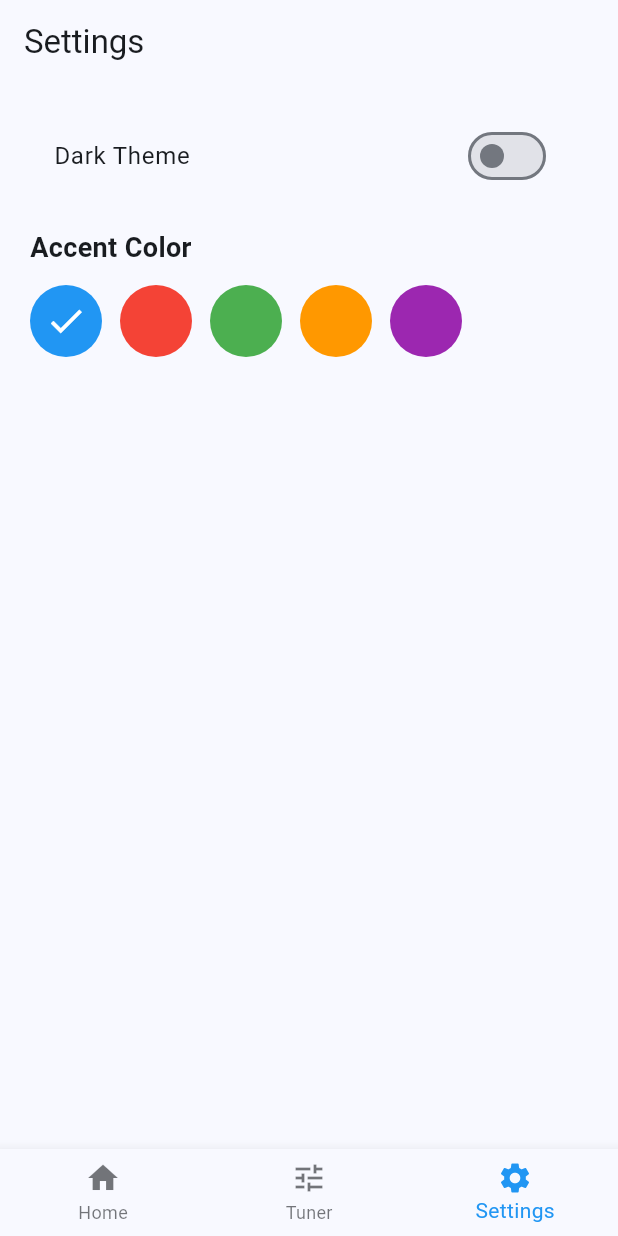
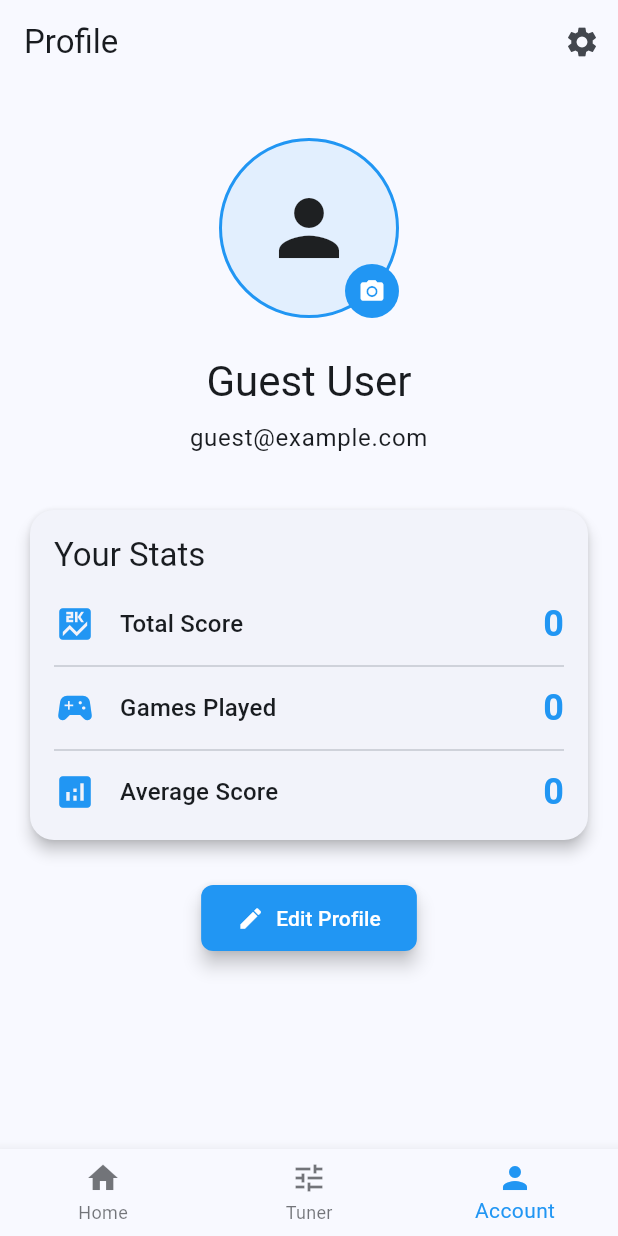
Before and after one commit to 9ShadowWolf9/freatboard_memorizer, a Flutter app: the screen it shows after launch, item 3 of the bottom bar chosen, on a phone screen of 412 x 824 dp. Run offline on Flutter 3.47's test engine with Material 3 defaults, Android fonts, the light colour scheme and no system bars; our stand-ins replace audioplayers, flutter_tts, permission_handler, shared_preferences; missing offline and left inert: flutter_audio_capture.

Commit message:
Added Account Page

```diff
--- a/lib/components/bottom_bar.dart
+++ b/lib/components/bottom_bar.dart
@@ -29,8 +29,8 @@ class BottomBar extends StatelessWidget {
           label: 'Tuner',
         ),
         BottomNavigationBarItem(
-          icon: Icon(Icons.settings),
-          label: 'Settings',
+          icon: Icon(Icons.person),
+          label: 'Account',
         ),
       ],
     );
--- a/lib/main.dart
+++ b/lib/main.dart
@@ -3,6 +3,7 @@ import 'components/bottom_bar.dart';
 import 'screens/home_page.dart';
 import 'screens/tuner_page.dart';
 import 'screens/settings.dart';
+import 'screens/account_page.dart';
 import 'theme/app_theme.dart';
 import 'theme/app_colors.dart';
 import 'components/settings_service.dart';
@@ -106,7 +107,7 @@ class _MainPageState extends State<MainPage> {
         onAccentChanged: widget.onAccentChanged,
       ),
       const TunerPage(),
-      SettingsPage(
+      AccountPage(
         onThemeChanged: widget.onThemeChanged,
         onAccentChanged: widget.onAccentChanged,
       ),
--- /dev/null
+++ b/lib/models/account.dart
@@ -0,0 +1,64 @@
+import 'dart:convert';
+import 'package:shared_preferences/shared_preferences.dart';
+
+class Account {
+  String name;
+  String email;
+  String profileImageUrl;
+  int totalScore;
+  int gamesPlayed;
+
+  Account({
+    this.name = 'Guest User',
+    this.email = 'guest@example.com',
+    this.profileImageUrl = '',
+    this.totalScore = 0,
+    this.gamesPlayed = 0,
+  });
+
+  factory Account.fromJson(Map<String, dynamic> json) {
+    return Account(
+      name: json['name'] ?? 'Guest User',
+      email: json['email'] ?? 'guest@example.com',
+      profileImageUrl: json['profileImageUrl'] ?? '',
+      totalScore: json['totalScore'] ?? 0,
+      gamesPlayed: json['gamesPlayed'] ?? 0,
+    );
+  }
+
+  Map<String, dynamic> toJson() {
+    return {
+      'name': name,
+      'email': email,
+      'profileImageUrl': profileImageUrl,
+      'totalScore': totalScore,
+      'gamesPlayed': gamesPlayed,
+    };
+  }
+
+  static Future<Account> load() async {
+    final prefs = await SharedPreferences.getInstance();
+    final String? accountJson = prefs.getString('account');
+
+    if (accountJson == null) {
+      return Account();
+    }
+
+    try {
+      return Account.fromJson(jsonDecode(accountJson));
+    } catch (e) {
+      return Account();
+    }
+  }
+
+  Future<void> save() async {
+    final prefs = await SharedPreferences.getInstance();
+    await prefs.setString('account', jsonEncode(toJson()));
+  }
+
+  void updateStats(int score) {
+    totalScore += score;
+    gamesPlayed += 1;
+    save();
+  }
+}
--- /dev/null
+++ b/lib/screens/account_page.dart
@@ -0,0 +1,236 @@
+import 'package:flutter/material.dart';
+import '../models/account.dart';
+import '../theme/app_colors.dart';
+import 'settings.dart';
+
+class AccountPage extends StatefulWidget {
+  final void Function(bool isDark)? onThemeChanged;
+  final void Function(Color color)? onAccentChanged;
+
+  const AccountPage({
+    super.key,
+    this.onThemeChanged,
+    this.onAccentChanged,
+  });
+
+  @override
+  State<AccountPage> createState() => _AccountPageState();
+}
+
+class _AccountPageState extends State<AccountPage> {
+  late Future<Account> _accountFuture;
+
+  @override
+  void initState() {
+    super.initState();
+    _accountFuture = Account.load();
+  }
+
+  @override
+  Widget build(BuildContext context) {
+    final theme = Theme.of(context);
+
+    return Scaffold(
+      appBar: AppBar(
+        title: const Text('Profile'),
+        actions: [
+          IconButton(
+            icon: const Icon(Icons.settings),
+            onPressed: () {
+              Navigator.push(
+                context,
+                MaterialPageRoute(
+                  builder: (context) => SettingsPage(
+                    onThemeChanged: widget.onThemeChanged ?? (_) {},
+                    onAccentChanged: widget.onAccentChanged ?? (_) {},
+                  ),
+                ),
+              );
+            },
+          ),
+        ],
+      ),
+      body: FutureBuilder<Account>(
+        future: _accountFuture,
+        builder: (context, snapshot) {
+          if (snapshot.connectionState == ConnectionState.waiting) {
+            return const Center(child: CircularProgressIndicator());
+          }
+
+          if (snapshot.hasError) {
+            return Center(child: Text('Error: ${snapshot.error}'));
+          }
+
+          final account = snapshot.data ?? Account();
+
+          return SingleChildScrollView(
+            padding: const EdgeInsets.all(16.0),
+            child: Column(
+              crossAxisAlignment: CrossAxisAlignment.center,
+              children: [
+                const SizedBox(height: 20),
+                _buildProfileImage(account, theme),
+                const SizedBox(height: 24),
+                Text(
+                  account.name,
+                  style: theme.textTheme.headlineMedium,
+                  textAlign: TextAlign.center,
+                ),
+                const SizedBox(height: 8),
+                Text(
+                  account.email,
+                  style: theme.textTheme.bodyLarge,
+                  textAlign: TextAlign.center,
+                ),
+                const SizedBox(height: 32),
+                _buildStatsCard(account, theme),
+                const SizedBox(height: 24),
+                _buildEditProfileButton(theme),
+              ],
+            ),
+          );
+        },
+      ),
+    );
+  }
+
+  Widget _buildProfileImage(Account account, ThemeData theme) {
+    return Stack(
+      alignment: Alignment.bottomRight,
+      children: [
+        Container(
+          width: 120,
+          height: 120,
+          decoration: BoxDecoration(
+            shape: BoxShape.circle,
+            color: theme.colorScheme.primary.withOpacity(0.1),
+            border: Border.all(
+              color: theme.colorScheme.primary,
+              width: 2,
+            ),
+          ),
+          child: account.profileImageUrl.isNotEmpty
+              ? ClipOval(
+                  child: Image.network(
+                    account.profileImageUrl,
+                    fit: BoxFit.cover,
+                    errorBuilder: (context, error, stackTrace) => const Icon(
+                      Icons.person,
+                      size: 60,
+                    ),
+                  ),
+                )
+              : const Icon(
+                  Icons.person,
+                  size: 60,
+                ),
+        ),
+        CircleAvatar(
+          radius: 18,
+          backgroundColor: theme.colorScheme.primary,
+          child: IconButton(
+            icon: const Icon(
+              Icons.camera_alt,
+              size: 18,
+              color: Colors.white,
+            ),
+            onPressed: () {
+              // TODO: Implement image picker
+            },
+          ),
+        ),
+      ],
+    );
+  }
+
+  Widget _buildStatsCard(Account account, ThemeData theme) {
+    return Card(
+      elevation: 4,
+      shape: RoundedRectangleBorder(
+        borderRadius: BorderRadius.circular(16),
+      ),
+      child: Padding(
+        padding: const EdgeInsets.all(16.0),
+        child: Column(
+          crossAxisAlignment: CrossAxisAlignment.start,
+          children: [
+            Text(
+              'Your Stats',
+              style: theme.textTheme.titleLarge,
+            ),
+            const SizedBox(height: 16),
+            _buildStatRow(
+              theme,
+              'Total Score',
+              account.totalScore.toString(),
+              Icons.score,
+            ),
+            const Divider(height: 24),
+            _buildStatRow(
+              theme,
+              'Games Played',
+              account.gamesPlayed.toString(),
+              Icons.sports_esports,
+            ),
+            const Divider(height: 24),
+            _buildStatRow(
+              theme,
+              'Average Score',
+              account.gamesPlayed > 0
+                  ? (account.totalScore / account.gamesPlayed).toStringAsFixed(1)
+                  : '0',
+              Icons.analytics,
+            ),
+          ],
+        ),
+      ),
+    );
+  }
+
+  Widget _buildStatRow(
+    ThemeData theme,
+    String label,
+    String value,
+    IconData icon,
+  ) {
+    return Row(
+      children: [
+        Icon(
+          icon,
+          color: theme.colorScheme.primary,
+          size: 28,
+        ),
+        const SizedBox(width: 16),
+        Expanded(
+          child: Text(
+            label,
+            style: theme.textTheme.titleMedium,
+          ),
+        ),
+        Text(
+          value,
+          style: theme.textTheme.headlineSmall?.copyWith(
+            color: theme.colorScheme.primary,
+            fontWeight: FontWeight.bold,
+          ),
+        ),
+      ],
+    );
+  }
+
+  Widget _buildEditProfileButton(ThemeData theme) {
+    return ElevatedButton.icon(
+      onPressed: () {
+        // TODO: Implement edit profile
+      },
+      icon: const Icon(Icons.edit),
+      label: const Text('Edit Profile'),
+      style: ElevatedButton.styleFrom(
+        padding: const EdgeInsets.symmetric(horizontal: 24, vertical: 12),
+        shape: RoundedRectangleBorder(
+          borderRadius: BorderRadius.circular(8),
+        ),
+      ),
+    );
+  }
+}
--- a/lib/screens/game_page.dart
+++ b/lib/screens/game_page.dart
@@ -1,4 +1,3 @@
-import 'dart:async';
 import 'package:flutter/material.dart';
 import 'package:flutter_tts/flutter_tts.dart';
 import '../models/game_logic.dart';
@@ -8,14 +7,8 @@ import '../components/score_bar.dart';
 class GamePage extends StatefulWidget {
   final int targetScore;
   final List<String>? selectedStrings;
-  final int gameDuration; // in seconds
 
-  const GamePage({
-    super.key,
-    this.targetScore = 10,
-    this.selectedStrings,
-    this.gameDuration = 60, // default 1 minute
-  });
+  const GamePage({super.key, this.targetScore = 10, this.selectedStrings});
 
   @override
   State<GamePage> createState() => _GamePageState();
@@ -26,9 +19,6 @@ class _GamePageState extends State<GamePage> {
   final FlutterTts _tts = FlutterTts();
   String? _lastSpokenNote;
 
-  Timer? _timer;
-  int _timeLeft = 0;
-
   @override
   void initState() {
     super.initState();
@@ -37,8 +27,6 @@ class _GamePageState extends State<GamePage> {
       targetScore: widget.targetScore,
       allowedStrings: widget.selectedStrings ?? [],
     );
-
-    _timeLeft = widget.gameDuration;
 
     _gameLogic.onUpdate = () async {
       if (!mounted) return;
@@ -59,7 +47,6 @@ class _GamePageState extends State<GamePage> {
 
     _gameLogic.onGameEnd = () async {
       await _tts.stop();
-      _stopTimer();
       if (!mounted) return;
       Navigator.of(context).pushReplacement(
         MaterialPageRoute(
@@ -81,29 +68,10 @@ class _GamePageState extends State<GamePage> {
     _tts.setCancelHandler(() => _gameLogic.pauseForTts(false));
   }
 
-  void _startTimer() {
-    _timer?.cancel();
-    _timeLeft = widget.gameDuration;
-    _timer = Timer.periodic(const Duration(seconds: 1), (timer) {
-      if (_timeLeft > 0) {
-        setState(() => _timeLeft--);
-      } else {
-        timer.cancel();
-        _gameLogic.stopGame();
-        _gameLogic.onGameEnd?.call();
-      }
-    });
-  }
-
-  void _stopTimer() {
-    _timer?.cancel();
-  }
-
   @override
   void dispose() {
     _gameLogic.dispose();
     _tts.stop();
-    _stopTimer();
     super.dispose();
   }
 
@@ -119,27 +87,7 @@ class _GamePageState extends State<GamePage> {
       body: SafeArea(
         child: Column(
           children: [
-            // Timer + ScoreBar row
-            Padding(
-              padding: const EdgeInsets.symmetric(horizontal: 20, vertical: 8),
-              child: Row(
-                children: [
-                  Text(
-                    "⏱ ${_timeLeft}s",
-                    style: TextStyle(
-                      fontSize: 18,
-                      fontWeight: FontWeight.bold,
-                      color: accent,
-                    ),
-                  ),
-                  const SizedBox(width: 16),
-                  Expanded(
-                    child: ScoreBar(
-                        score: _gameLogic.score, maxScore: widget.targetScore),
-                  ),
-                ],
-              ),
-            ),
+            ScoreBar(score: _gameLogic.score, maxScore: widget.targetScore),
             const Spacer(),
             if (targetNote != null)
               Column(
@@ -170,16 +118,9 @@ class _GamePageState extends State<GamePage> {
             ),
             const SizedBox(height: 40),
             ElevatedButton(
-              onPressed: () {
-                if (_gameLogic.isListening) {
-                  _gameLogic.stopGame();
-                  _stopTimer();
-                } else {
-                  _gameLogic.startGame();
-                  _startTimer();
-                }
-                setState(() {});
-              },
+              onPressed: _gameLogic.isListening
+                  ? _gameLogic.stopGame
+                  : _gameLogic.startGame,
               style: ElevatedButton.styleFrom(
                 backgroundColor: accent,
                 foregroundColor: Colors.white,
```
